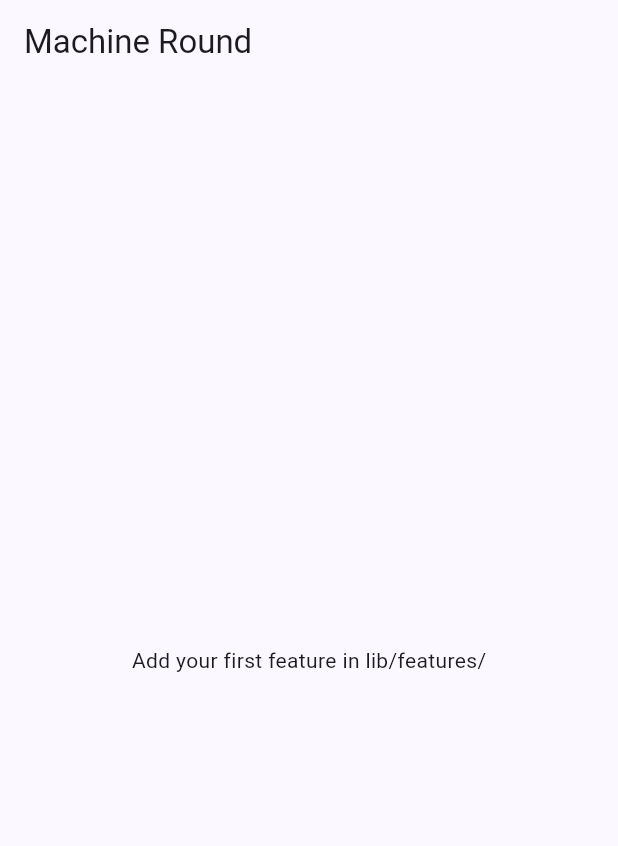
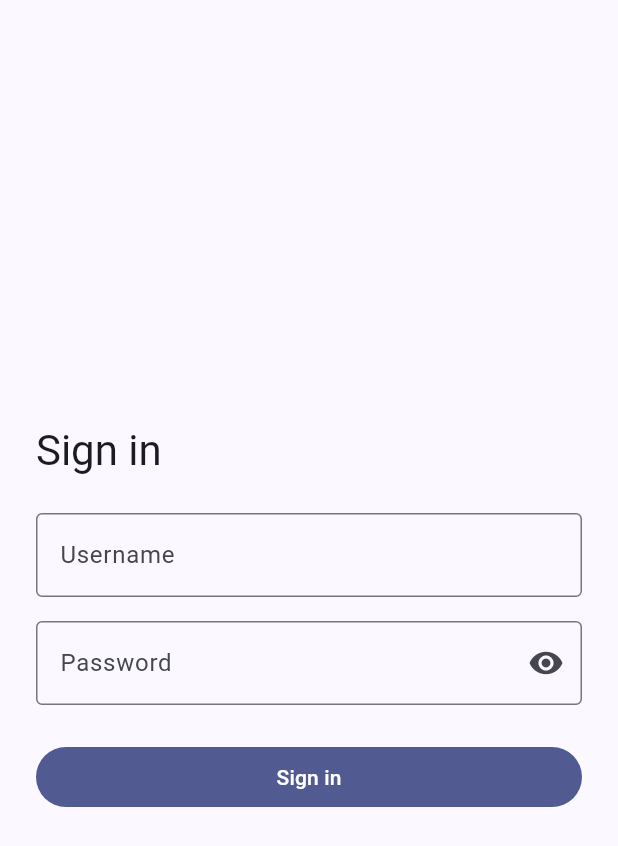
Before and after one commit to yadavsandeep24/machine_round_flutter, a Flutter app: the screen it shows after launch, on a phone screen of 412 x 824 dp. Shown: the top 846 px of the screen. Run offline on Flutter 3.47's test engine with Material 3 defaults, Android fonts, the phone set to English and light mode, and no system bars; our stand-ins replace bloc_concurrency, dio, equatable, flutter_bloc, get_it, go_router and 2 more.

Commit message:
practice/login-persistent-session: login form, persisted session, router redirect, single-flight token refresh interceptor and tests
Co-Authored-By: Claude Opus 5.5 <noreply@anthropic.com>

```diff
--- a/lib/app.dart
+++ b/lib/app.dart
@@ -1,30 +1,38 @@
 import 'package:flutter/material.dart';
+import 'package:flutter_bloc/flutter_bloc.dart';
 import 'package:go_router/go_router.dart';
 
+import 'core/di/injector.dart';
 import 'core/router/app_router.dart';
+import 'features/auth/presentation/auth_cubit.dart';
 import 'ui/theme.dart';
 
 class App extends StatefulWidget {
-  const App({super.key, this.router});
+  const App({super.key, this.router, this.authCubit});
 
-  /// Tests can inject a router; production builds its own.
+  /// Tests can inject both; production builds them from get_it.
   final GoRouter? router;
+  final AuthCubit? authCubit;
 
   @override
   State<App> createState() => _AppState();
 }
 
 class _AppState extends State<App> {
-  late final GoRouter _router = widget.router ?? buildRouter();
+  late final AuthCubit _auth = widget.authCubit ?? sl<AuthCubit>();
+  late final GoRouter _router = widget.router ?? buildRouter(_auth);
 
   @override
   Widget build(BuildContext context) {
-    return MaterialApp.router(
-      title: 'Machine Round',
-      debugShowCheckedModeBanner: false,
-      theme: buildTheme(Brightness.light),
-      darkTheme: buildTheme(Brightness.dark),
-      routerConfig: _router,
+    return BlocProvider.value(
+      value: _auth,
+      child: MaterialApp.router(
+        title: 'Machine Round',
+        debugShowCheckedModeBanner: false,
+        theme: buildTheme(Brightness.light),
+        darkTheme: buildTheme(Brightness.dark),
+        routerConfig: _router,
+      ),
     );
   }
 }
--- a/lib/core/di/injector.dart
+++ b/lib/core/di/injector.dart
@@ -2,6 +2,7 @@ import 'package:dio/dio.dart';
 import 'package:get_it/get_it.dart';
 import 'package:shared_preferences/shared_preferences.dart';
 
+import '../../features/auth/auth_module.dart';
 import '../network/dio_client.dart';
 import '../storage/key_value_store.dart';
 
@@ -14,4 +15,5 @@ Future<void> configureDependencies() async {
   sl
     ..registerSingleton<KeyValueStore>(SharedPrefsStore(prefs))
     ..registerLazySingleton<Dio>(buildDio);
+  registerAuthModule();
 }
--- a/lib/core/router/app_router.dart
+++ b/lib/core/router/app_router.dart
@@ -1,21 +1,55 @@
+import 'dart:async';
+
 import 'package:flutter/material.dart';
 import 'package:go_router/go_router.dart';
 
+import '../../features/auth/presentation/auth_cubit.dart';
+import '../../features/auth/presentation/login_page.dart';
+import '../../features/profile/profile_page.dart';
+import '../ui/widgets/state_views.dart';
+
 abstract final class Routes {
+  static const splash = '/splash';
+  static const login = '/login';
   static const home = '/';
 }
 
-GoRouter buildRouter() => GoRouter(
-  initialLocation: Routes.home,
-  routes: [GoRoute(path: Routes.home, builder: (context, state) => const _HomePlaceholder())],
+/// Every auth change re-runs `redirect`: login, logout and an expired
+/// refresh token all route correctly without manual navigation calls.
+GoRouter buildRouter(AuthCubit auth) => GoRouter(
+  initialLocation: Routes.splash,
+  refreshListenable: _StreamListenable(auth.stream),
+  redirect: (context, state) => authRedirect(auth.state.status, state.matchedLocation),
+  routes: [
+    GoRoute(
+      path: Routes.splash,
+      builder: (_, __) => const Scaffold(body: LoadingView()),
+    ),
+    GoRoute(path: Routes.login, builder: (_, __) => const LoginPage()),
+    GoRoute(path: Routes.home, builder: (_, __) => const ProfilePage()),
+  ],
 );
 
-class _HomePlaceholder extends StatelessWidget {
-  const _HomePlaceholder();
+/// Pure function, so the routing rules are unit-testable.
+String? authRedirect(AuthStatus status, String location) {
+  return switch (status) {
+    AuthStatus.unknown => location == Routes.splash ? null : Routes.splash,
+    AuthStatus.unauthenticated => location == Routes.login ? null : Routes.login,
+    AuthStatus.authenticated =>
+      (location == Routes.login || location == Routes.splash) ? Routes.home : null,
+  };
+}
+
+class _StreamListenable extends ChangeNotifier {
+  _StreamListenable(Stream<dynamic> stream) {
+    _sub = stream.listen((_) => notifyListeners());
+  }
+
+  late final StreamSubscription<dynamic> _sub;
 
   @override
-  Widget build(BuildContext context) => Scaffold(
-    appBar: AppBar(title: const Text('Machine Round')),
-    body: const Center(child: Text('Add your first feature in lib/features/')),
-  );
+  void dispose() {
+    _sub.cancel();
+    super.dispose();
+  }
 }
--- /dev/null
+++ b/lib/features/auth/data/auth_repository.dart
@@ -0,0 +1,41 @@
+import 'dart:async';
+
+import 'package:dio/dio.dart';
+
+import '../../../core/network/safe_call.dart';
+import '../../../core/result/result.dart';
+import '../domain/auth_models.dart';
+import 'auth_api.dart';
+import 'token_store.dart';
+
+class AuthRepository {
+  AuthRepository({required AuthApi api, required TokenStore tokens, required Dio authedDio})
+    : _api = api,
+      _tokens = tokens,
+      _authedDio = authedDio;
+
+  final AuthApi _api;
+  final TokenStore _tokens;
+  final Dio _authedDio;
+  final _expired = StreamController<void>.broadcast();
+
+  bool get hasSession => _tokens.session != null;
+
+  /// Fires when the refresh token is rejected (wired from the interceptor).
+  Stream<void> get sessionExpired => _expired.stream;
+  void notifySessionExpired() => _expired.add(null);
+
+  Future<Result<AuthUser>> login(String username, String password) => safeCall(() async {
+    final (session, user) = await _api.login(username, password);
+    await _tokens.save(session);
+    return user;
+  });
+
+  /// GET /auth/me with the bearer token (refreshed automatically on 401).
+  Future<Result<AuthUser>> me() => safeCall(() async {
+    final res = await _authedDio.get<Map<String, dynamic>>('auth/me');
+    return AuthUser.fromJson(res.data!);
+  });
+
+  Future<void> logout() => _tokens.clear();
+}
--- /dev/null
+++ b/lib/features/auth/presentation/auth_cubit.dart
@@ -0,0 +1,50 @@
+import 'dart:async';
+
+import 'package:equatable/equatable.dart';
+import 'package:flutter_bloc/flutter_bloc.dart';
+
+import '../data/auth_repository.dart';
+
+enum AuthStatus { unknown, authenticated, unauthenticated }
+
+class AuthState extends Equatable {
+  const AuthState(this.status, {this.expired = false});
+
+  final AuthStatus status;
+
+  /// The session ended on its own (refresh rejected), not by tapping Logout.
+  final bool expired;
+
+  @override
+  List<Object?> get props => [status, expired];
+}
+
+/// App-wide session state. The router redirects on every change.
+class AuthCubit extends Cubit<AuthState> {
+  AuthCubit(this._repository) : super(const AuthState(AuthStatus.unknown)) {
+    _expiredSub = _repository.sessionExpired.listen(
+      (_) => emit(const AuthState(AuthStatus.unauthenticated, expired: true)),
+    );
+  }
+
+  final AuthRepository _repository;
+  late final StreamSubscription<void> _expiredSub;
+
+  /// Called once at launch: restores a saved session without a network call.
+  void restore() => emit(
+    AuthState(_repository.hasSession ? AuthStatus.authenticated : AuthStatus.unauthenticated),
+  );
+
+  void loggedIn() => emit(const AuthState(AuthStatus.authenticated));
+
+  Future<void> logout() async {
+    await _repository.logout();
+    emit(const AuthState(AuthStatus.unauthenticated));
+  }
+
+  @override
+  Future<void> close() async {
+    await _expiredSub.cancel();
+    return super.close();
+  }
+}
--- /dev/null
+++ b/lib/features/auth/presentation/login_cubit.dart
@@ -0,0 +1,46 @@
+import 'package:equatable/equatable.dart';
+import 'package:flutter_bloc/flutter_bloc.dart';
+
+import '../../../core/error/app_exception.dart';
+import '../../../core/result/result.dart';
+import '../data/auth_repository.dart';
+
+class LoginState extends Equatable {
+  const LoginState({this.submitting = false, this.error, this.success = false});
+
+  final bool submitting;
+  final String? error;
+  final bool success;
+
+  @override
+  List<Object?> get props => [submitting, error, success];
+}
+
+class LoginCubit extends Cubit<LoginState> {
+  LoginCubit(this._repository) : super(const LoginState());
+
+  final AuthRepository _repository;
+
+  static String? validateUsername(String? v) =>
+      (v == null || v.trim().isEmpty) ? 'Enter your username' : null;
+
+  static String? validatePassword(String? v) {
+    if (v == null || v.isEmpty) return 'Enter your password';
+    if (v.length < 6) return 'At least 6 characters';
+    return null;
+  }
+
+  Future<void> submit(String username, String password) async {
+    if (state.submitting) return; // double tap
+    emit(const LoginState(submitting: true));
+    final result = await _repository.login(username.trim(), password);
+    if (isClosed) return;
+    emit(switch (result) {
+      Success() => const LoginState(success: true),
+      // dummyjson answers 400 for bad credentials.
+      Failure(error: ServerException(statusCode: 400) || UnauthorizedException()) =>
+        const LoginState(error: 'Wrong username or password'),
+      Failure(:final error) => LoginState(error: error.userMessage),
+    });
+  }
+}
--- /dev/null
+++ b/lib/features/auth/presentation/login_page.dart
@@ -0,0 +1,126 @@
+import 'package:flutter/material.dart';
+import 'package:flutter_bloc/flutter_bloc.dart';
+
+import '../../../core/di/injector.dart';
+import 'auth_cubit.dart';
+import 'login_cubit.dart';
+
+class LoginPage extends StatelessWidget {
+  const LoginPage({super.key});
+
+  @override
+  Widget build(BuildContext context) =>
+      BlocProvider(create: (_) => sl<LoginCubit>(), child: const LoginView());
+}
+
+class LoginView extends StatefulWidget {
+  const LoginView({super.key});
+
+  @override
+  State<LoginView> createState() => _LoginViewState();
+}
+
+class _LoginViewState extends State<LoginView> {
+  final _formKey = GlobalKey<FormState>();
+  final _username = TextEditingController();
+  final _password = TextEditingController();
+  bool _obscure = true;
+
+  @override
+  void dispose() {
+    _username.dispose();
+    _password.dispose();
+    super.dispose();
+  }
+
+  void _submit() {
+    FocusScope.of(context).unfocus();
+    if (_formKey.currentState!.validate()) {
+      context.read<LoginCubit>().submit(_username.text, _password.text);
+    }
+  }
+
+  @override
+  Widget build(BuildContext context) {
+    final expired = context.select((AuthCubit c) => c.state.expired);
+    return Scaffold(
+      body: BlocConsumer<LoginCubit, LoginState>(
+        listenWhen: (a, b) => !a.success && b.success,
+        // The router redirect moves us to the home route.
+        listener: (context, state) => context.read<AuthCubit>().loggedIn(),
+        builder: (context, state) => SafeArea(
+          child: Center(
+            child: SingleChildScrollView(
+              padding: const EdgeInsets.all(24),
+              child: ConstrainedBox(
+                constraints: const BoxConstraints(maxWidth: 420),
+                child: Form(
+                  key: _formKey,
+                  child: AutofillGroup(
+                    child: Column(
+                      crossAxisAlignment: CrossAxisAlignment.stretch,
+                      children: [
+                        Text('Sign in', style: Theme.of(context).textTheme.headlineMedium),
+                        if (expired) ...[
+                          const SizedBox(height: 8),
+                          const Text('Your session expired. Please sign in again.'),
+                        ],
+                        const SizedBox(height: 24),
+                        TextFormField(
+                          controller: _username,
+                          enabled: !state.submitting,
+                          autofillHints: const [AutofillHints.username],
+                          textInputAction: TextInputAction.next,
+                          decoration: const InputDecoration(
+                            labelText: 'Username',
+                            border: OutlineInputBorder(),
+                          ),
+                          validator: LoginCubit.validateUsername,
+                        ),
+                        const SizedBox(height: 16),
+                        TextFormField(
+                          controller: _password,
+                          enabled: !state.submitting,
+                          obscureText: _obscure,
+                          autofillHints: const [AutofillHints.password],
+                          onFieldSubmitted: (_) => _submit(),
+                          decoration: InputDecoration(
+                            labelText: 'Password',
+                            border: const OutlineInputBorder(),
+                            suffixIcon: IconButton(
+                              tooltip: _obscure ? 'Show password' : 'Hide password',
+                              icon: Icon(_obscure ? Icons.visibility : Icons.visibility_off),
+                              onPressed: () => setState(() => _obscure = !_obscure),
+                            ),
+                          ),
+                          validator: LoginCubit.validatePassword,
+                        ),
+                        if (state.error != null) ...[
+                          const SizedBox(height: 12),
+                          Text(
+                            state.error!,
+                            style: TextStyle(color: Theme.of(context).colorScheme.error),
+                          ),
+                        ],
+                        const SizedBox(height: 24),
+                        FilledButton(
+                          onPressed: state.submitting ? null : _submit,
+                          child: state.submitting
+                              ? const SizedBox.square(
+                                  dimension: 20,
+                                  child: CircularProgressIndicator(strokeWidth: 2),
+                                )
+                              : const Text('Sign in'),
+                        ),
+                      ],
+                    ),
+                  ),
+                ),
+              ),
+            ),
+          ),
+        ),
+      ),
+    );
+  }
+}
```
Also changed, not shown: lib/features/auth/auth_module.dart (added, +34 -0 lines), lib/features/auth/data/auth_api.dart (added, +31 -0 lines), lib/features/auth/data/auth_interceptor.dart (added, +98 -0 lines), lib/features/auth/data/token_store.dart (added, +37 -0 lines), lib/features/auth/domain/auth_models.dart (added, +50 -0 lines), lib/features/profile/profile_page.dart (added, +56 -0 lines), 5 other files.
